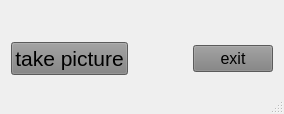
The window that fotobox.ui (tomikais/fotobox) describes before a commit, drawn with Qt 5.
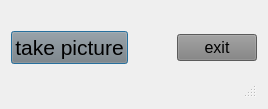
The same window after the commit.

Commit message: refactoring launch FotoBox dialog out of Preference class

Patch:
```diff
--- a/fotobox.ui
+++ b/fotobox.ui
@@ -1,22 +1,21 @@
 <?xml version="1.0" encoding="UTF-8"?>
 <ui version="4.0">
  <class>FotoBoxDialog</class>
- <widget class="QMainWindow" name="FotoBoxDialog">
+ <widget class="QDialog" name="FotoBoxDialog">
   <property name="geometry">
    <rect>
     <x>0</x>
     <y>0</y>
-    <width>284</width>
-    <height>114</height>
+    <width>268</width>
+    <height>98</height>
    </rect>
   </property>
   <property name="windowTitle">
    <string>FotoBox by Thomas Kais ©</string>
   </property>
-  <widget class="QWidget" name="widget">
-   <layout class="QGridLayout" name="gridLayout">
-    <item row="0" column="0">
-     <layout class="QVBoxLayout" name="mainLayout">
+  <layout class="QVBoxLayout" name="verticalLayout_2">
+   <item>
+    <layout class="QVBoxLayout" name="verticalLayout">
       <item>
        <widget class="QLabel" name="lblPhoto">
         <property name="sizePolicy">
@@ -31,7 +30,7 @@
        </widget>
       </item>
       <item>
-       <layout class="QHBoxLayout" name="secondRowLayout">
+      <layout class="QHBoxLayout" name="horizontalLayout">
         <item>
          <widget class="QPushButton" name="btnStart">
           <property name="font">
@@ -54,8 +53,8 @@
           </property>
           <property name="sizeHint" stdset="0">
            <size>
-            <width>0</width>
-            <height>0</height>
+           <width>40</width>
+           <height>20</height>
            </size>
           </property>
          </spacer>
@@ -79,8 +78,7 @@
       </item>
      </layout>
     </item>
-   </layout>
-  </widget>
+   <item>
   <widget class="QStatusBar" name="statusBar">
    <property name="font">
     <font>
@@ -91,6 +89,8 @@
     <string notr="true">color:red;</string>
    </property>
   </widget>
+   </item>
+  </layout>
  </widget>
  <layoutdefault spacing="6" margin="11"/>
  <tabstops>
```
Left out of the diff: 1 changed line with no effect on the pictures. Lines whose indentation alone changed are shown as unchanged. The commit also changes 6 other files.
